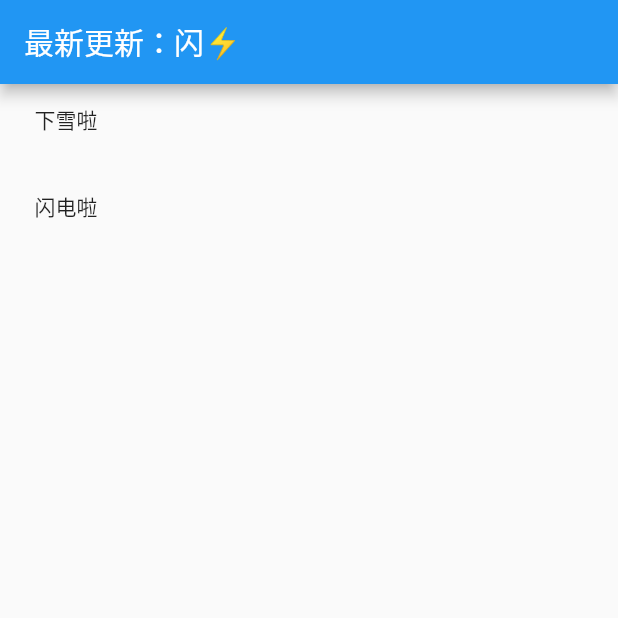
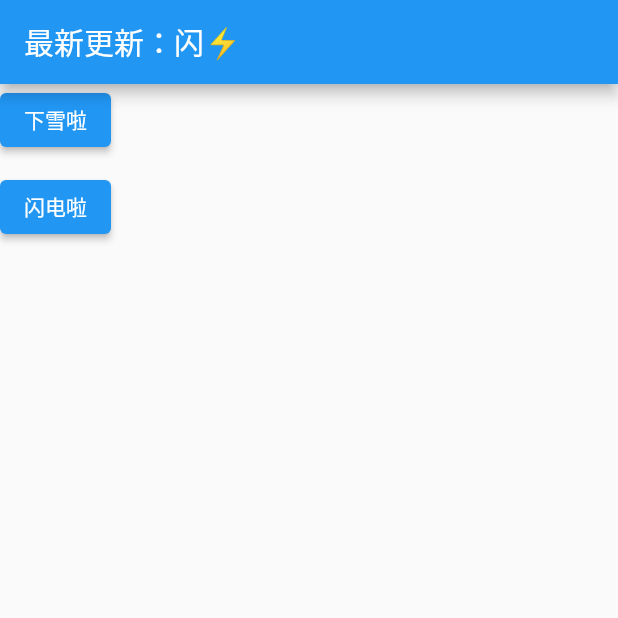
Before and after one commit to SpiciedCrab/FishLab, a Flutter app: the screen it shows after launch, on a phone screen of 412 x 824 dp, the top half of it. Run offline on Flutter 3.47's test engine with Material 2 defaults, Android fonts, the phone set to English and light mode, and no system bars.

Commit message:
add: 升级版本

```diff
--- a/SnowAlltheTime/find_the_fish/lib/main.dart
+++ b/SnowAlltheTime/find_the_fish/lib/main.dart
@@ -24,10 +24,10 @@ class MyApp extends StatelessWidget {
         body: Builder(
           builder: (ctx) => Column(
             children: [
-              FlatButton(onPressed: () => Navigator.of(ctx).push(MaterialPageRoute(builder: (ctx) => SnowBg())),
+              ElevatedButton(onPressed: () => Navigator.of(ctx).push(MaterialPageRoute(builder: (ctx) => SnowBg())),
                   child: Text('下雪啦')),
               SizedBox(height: 10,),
-              FlatButton(onPressed: () => Navigator.of(ctx).push(MaterialPageRoute(builder: (ctx) => ThunderBg())),
+              ElevatedButton(onPressed: () => Navigator.of(ctx).push(MaterialPageRoute(builder: (ctx) => ThunderBg())),
                   child: Text('闪电啦')),
             ],
           ),
```
Also changed, not shown: SnowAlltheTime/find_the_fish/pubspec.lock, 5 other files.
